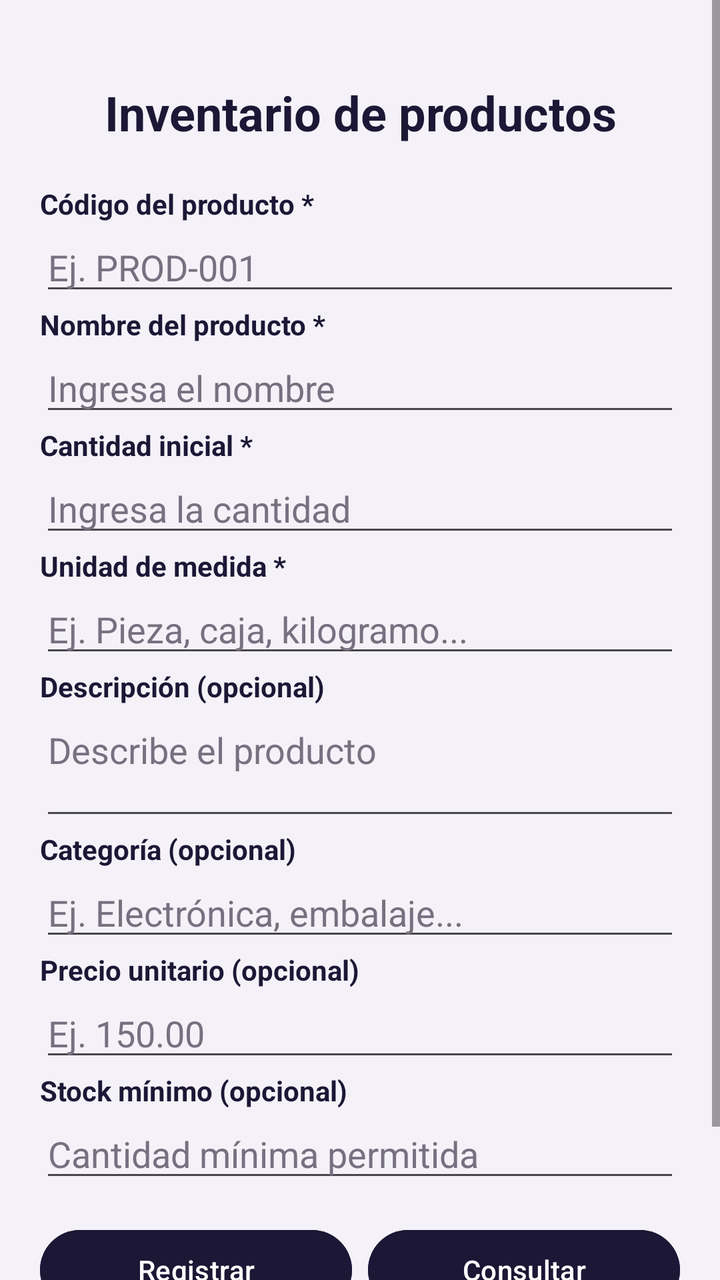
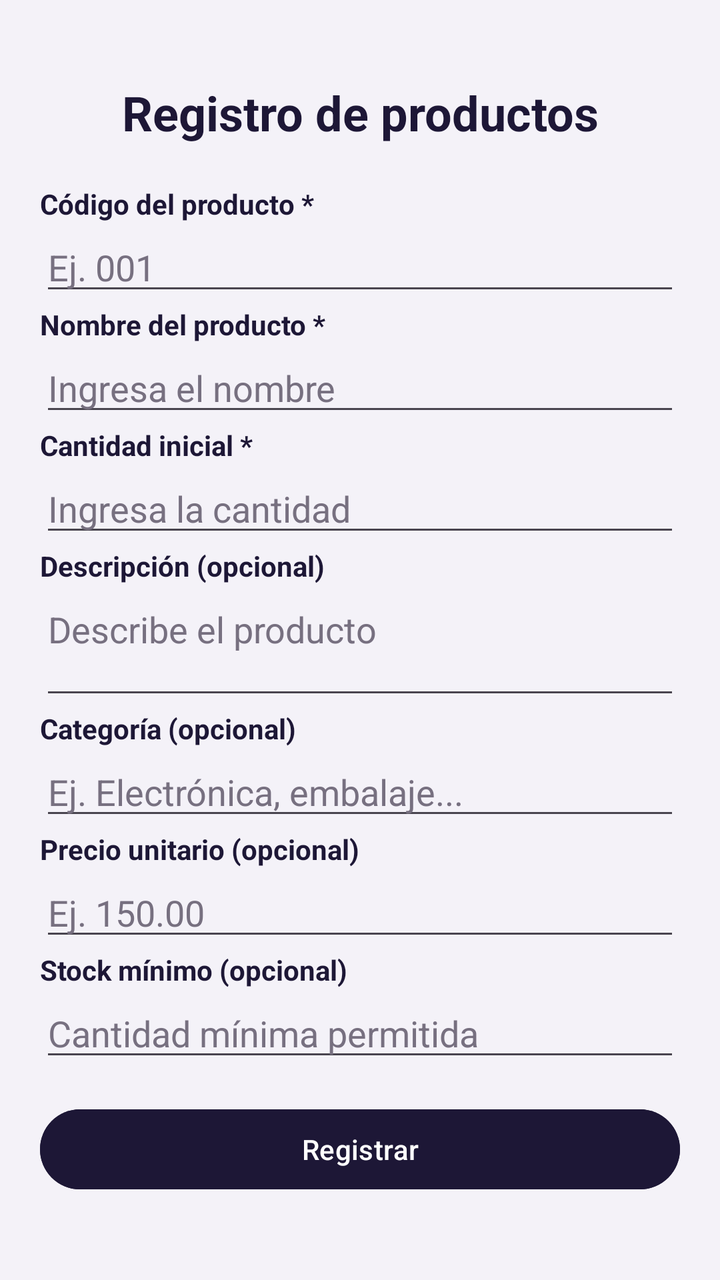

Screens rendered from an Android XML layout before and after an edit, with the pre-edit source and the edit as a unified diff.
<!-- AndroidManifest.xml: application theme Theme.RecycleView -->
<!-- res/layout/activity_inventario.xml -->
<?xml version="1.0" encoding="utf-8"?>
<ScrollView xmlns:android="http://schemas.android.com/apk/res/android"
    android:layout_width="match_parent"
    android:layout_height="match_parent"
    android:background="#F4F2F8"
    android:fillViewport="true">

    <LinearLayout
        android:layout_width="match_parent"
        android:layout_height="wrap_content"
        android:orientation="vertical"
        android:padding="20dp">

        
        <TextView
            android:id="@+id/lblTitulo"
            android:layout_width="match_parent"
            android:layout_height="wrap_content"
            android:layout_marginTop="20dp"
            android:layout_marginBottom="20dp"
            android:gravity="center"
            android:text="Inventario de productos"
            android:textColor="@color/material_dynamic_tertiary10"
            android:textSize="24sp"
            android:textStyle="bold" />

        
        <TextView
            android:id="@+id/lblCodigo"
            android:layout_width="match_parent"
            android:layout_height="wrap_content"
            android:text="Código del producto *"
            android:textColor="@color/material_dynamic_tertiary10"
            android:textStyle="bold" />

        <EditText
            android:id="@+id/txtCodigo"
            android:layout_width="match_parent"
            android:layout_height="wrap_content"
            android:hint="Ej. PROD-001"
            android:inputType="textCapCharacters"
            android:textColorHint="#777080" />

        
        <TextView
            android:id="@+id/lblNombre"
            android:layout_width="match_parent"
            android:layout_height="wrap_content"
            android:text="Nombre del producto *"
            android:textColor="@color/material_dynamic_tertiary10"
            android:textStyle="bold" />

        <EditText
            android:id="@+id/txtNombre"
            android:layout_width="match_parent"
            android:layout_height="wrap_content"
            android:hint="Ingresa el nombre"
            android:inputType="textCapWords"
            android:textColorHint="#777080" />

        
        <TextView
            android:id="@+id/lblCantidad"
            android:layout_width="match_parent"
            android:layout_height="wrap_content"
            android:text="Cantidad inicial *"
            android:textColor="@color/material_dynamic_tertiary10"
            android:textStyle="bold" />

        <EditText
            android:id="@+id/txtCantidad"
            android:layout_width="match_parent"
            android:layout_height="wrap_content"
            android:hint="Ingresa la cantidad"
            android:inputType="number"
            android:textColorHint="#777080" />

        
        <TextView
            android:id="@+id/lblUnidad"
            android:layout_width="match_parent"
            android:layout_height="wrap_content"
            android:text="Unidad de medida *"
            android:textColor="@color/material_dynamic_tertiary10"
            android:textStyle="bold" />

        <EditText
            android:id="@+id/txtUnidad"
            android:layout_width="match_parent"
            android:layout_height="wrap_content"
            android:hint="Ej. Pieza, caja, kilogramo..."
            android:inputType="textCapWords"
            android:textColorHint="#777080" />

        
        <TextView
            android:id="@+id/lblDescripcion"
            android:layout_width="match_parent"
            android:layout_height="wrap_content"
            android:text="Descripción (opcional)"
            android:textColor="@color/material_dynamic_tertiary10"
            android:textStyle="bold" />

        <EditText
            android:id="@+id/txtDescripcion"
            android:layout_width="match_parent"
            android:layout_height="wrap_content"
            android:gravity="top"
            android:hint="Describe el producto"
            android:inputType="textCapSentences|textMultiLine"
            android:minLines="2"
            android:textColorHint="#777080" />

        
        <TextView
            android:id="@+id/lblCategoria"
            android:layout_width="match_parent"
            android:layout_height="wrap_content"
            android:text="Categoría (opcional)"
            android:textColor="@color/material_dynamic_tertiary10"
            android:textStyle="bold" />

        <EditText
            android:id="@+id/txtCategoria"
            android:layout_width="match_parent"
            android:layout_height="wrap_content"
            android:hint="Ej. Electrónica, embalaje..."
            android:inputType="textCapWords"
            android:textColorHint="#777080" />

        
        <TextView
            android:id="@+id/lblPrecio"
            android:layout_width="match_parent"
            android:layout_height="wrap_content"
            android:text="Precio unitario (opcional)"
            android:textColor="@color/material_dynamic_tertiary10"
            android:textStyle="bold" />

        <EditText
            android:id="@+id/txtPrecio"
            android:layout_width="match_parent"
            android:layout_height="wrap_content"
            android:hint="Ej. 150.00"
            android:inputType="numberDecimal"
            android:textColorHint="#777080" />

        
        <TextView
            android:id="@+id/lblStockMinimo"
            android:layout_width="match_parent"
            android:layout_height="wrap_content"
            android:text="Stock mínimo (opcional)"
            android:textColor="@color/material_dynamic_tertiary10"
            android:textStyle="bold" />

        <EditText
            android:id="@+id/txtStockMinimo"
            android:layout_width="match_parent"
            android:layout_height="wrap_content"
            android:hint="Cantidad mínima permitida"
            android:inputType="number"
            android:textColorHint="#777080" />


        

        
        <LinearLayout
            android:layout_width="match_parent"
            android:layout_height="wrap_content"
            android:orientation="horizontal"
            android:gravity="center"
            android:layout_marginTop="15dp">

            <Button
                android:id="@+id/btnRegistrar"
                android:layout_width="0dp"
                android:layout_height="wrap_content"
                android:layout_weight="1"
                android:backgroundTint="@color/material_dynamic_tertiary10"
                android:text="Registrar"
                android:textColor="@color/white" />

            <Button
                android:id="@+id/btnConsultar"
                android:layout_width="0dp"
                android:layout_height="wrap_content"
                android:layout_marginStart="8dp"
                android:layout_weight="1"
                android:backgroundTint="@color/material_dynamic_tertiary10"
                android:text="Consultar"
                android:textColor="@color/white" />

        </LinearLayout>

        
        <LinearLayout
            android:layout_width="match_parent"
            android:layout_height="wrap_content"
            android:orientation="horizontal"
            android:gravity="center">

            <Button
                android:id="@+id/btnActualizar"
                android:layout_width="0dp"
                android:layout_height="wrap_content"
                android:layout_weight="1"
                android:backgroundTint="@color/material_dynamic_tertiary10"
                android:text="Actualizar"
                android:textColor="@color/white" />

            <Button
                android:id="@+id/btnEliminar"
                android:layout_width="0dp"
                android:layout_height="wrap_content"
                android:layout_marginStart="8dp"
                android:layout_weight="1"
                android:backgroundTint="#B83D4B"
                android:text="Eliminar"
                android:textColor="@color/white" />

        </LinearLayout>

    </LinearLayout>

</ScrollView>
<!-- resources referenced by this layout -->
<resources>
  <color name="white">#FFFFFFFF</color>
  <style name="Theme.RecycleView" parent="Base.Theme.RecycleView" />
  <style name="Base.Theme.RecycleView" parent="Theme.Material3.DayNight.NoActionBar">
          
          
      </style>
</resources>

<!-- the commit's change to res/layout/activity_inventario.xml (unified diff, before → after) -->
@@ -19,7 +19,7 @@
             android:layout_marginTop="20dp"
             android:layout_marginBottom="20dp"
             android:gravity="center"
-            android:text="Inventario de productos"
+            android:text="Registro de productos"
             android:textColor="@color/material_dynamic_tertiary10"
             android:textSize="24sp"
             android:textStyle="bold" />
@@ -37,8 +37,9 @@
             android:id="@+id/txtCodigo"
             android:layout_width="match_parent"
             android:layout_height="wrap_content"
-            android:hint="Ej. PROD-001"
+            android:hint="Ej. 001"
             android:inputType="textCapCharacters"
+            android:textColor="@color/black"
             android:textColorHint="#777080" />
 
         
@@ -56,6 +57,7 @@
             android:layout_height="wrap_content"
             android:hint="Ingresa el nombre"
             android:inputType="textCapWords"
+            android:textColor="@color/black"
             android:textColorHint="#777080" />
 
         
@@ -73,24 +75,10 @@
             android:layout_height="wrap_content"
             android:hint="Ingresa la cantidad"
             android:inputType="number"
+            android:textColor="@color/black"
             android:textColorHint="#777080" />
 
         
-        <TextView
-            android:id="@+id/lblUnidad"
-            android:layout_width="match_parent"
-            android:layout_height="wrap_content"
-            android:text="Unidad de medida *"
-            android:textColor="@color/material_dynamic_tertiary10"
-            android:textStyle="bold" />
-
-        <EditText
-            android:id="@+id/txtUnidad"
-            android:layout_width="match_parent"
-            android:layout_height="wrap_content"
-            android:hint="Ej. Pieza, caja, kilogramo..."
-            android:inputType="textCapWords"
-            android:textColorHint="#777080" />
 
         
         <TextView
@@ -109,6 +97,7 @@
             android:hint="Describe el producto"
             android:inputType="textCapSentences|textMultiLine"
             android:minLines="2"
+            android:textColor="@color/black"
             android:textColorHint="#777080" />
 
         
@@ -126,6 +115,7 @@
             android:layout_height="wrap_content"
             android:hint="Ej. Electrónica, embalaje..."
             android:inputType="textCapWords"
+            android:textColor="@color/black"
             android:textColorHint="#777080" />
 
         
@@ -143,6 +133,7 @@
             android:layout_height="wrap_content"
             android:hint="Ej. 150.00"
             android:inputType="numberDecimal"
+            android:textColor="@color/black"
             android:textColorHint="#777080" />
 
         
@@ -160,6 +151,7 @@
             android:layout_height="wrap_content"
             android:hint="Cantidad mínima permitida"
             android:inputType="number"
+            android:textColor="@color/black"
             android:textColorHint="#777080" />
 
 
@@ -182,16 +174,6 @@
                 android:text="Registrar"
                 android:textColor="@color/white" />
 
-            <Button
-                android:id="@+id/btnConsultar"
-                android:layout_width="0dp"
-                android:layout_height="wrap_content"
-                android:layout_marginStart="8dp"
-                android:layout_weight="1"
-                android:backgroundTint="@color/material_dynamic_tertiary10"
-                android:text="Consultar"
-                android:textColor="@color/white" />
-
         </LinearLayout>
 
         
@@ -199,28 +181,7 @@
             android:layout_width="match_parent"
             android:layout_height="wrap_content"
             android:orientation="horizontal"
-            android:gravity="center">
-
-            <Button
-                android:id="@+id/btnActualizar"
-                android:layout_width="0dp"
-                android:layout_height="wrap_content"
-                android:layout_weight="1"
-                android:backgroundTint="@color/material_dynamic_tertiary10"
-                android:text="Actualizar"
-                android:textColor="@color/white" />
-
-            <Button
-                android:id="@+id/btnEliminar"
-                android:layout_width="0dp"
-                android:layout_height="wrap_content"
-                android:layout_marginStart="8dp"
-                android:layout_weight="1"
-                android:backgroundTint="#B83D4B"
-                android:text="Eliminar"
-                android:textColor="@color/white" />
-
-        </LinearLayout>
+            android:gravity="center"/>
 
     </LinearLayout>
 
<!-- resource entries referenced after the edit -->
@@ -1,5 +1,6 @@
 <!-- resources referenced by this layout -->
 <resources>
+  <color name="black">#FF000000</color>
   <color name="white">#FFFFFFFF</color>
   <style name="Theme.RecycleView" parent="Base.Theme.RecycleView" />
   <style name="Base.Theme.RecycleView" parent="Theme.Material3.DayNight.NoActionBar">
